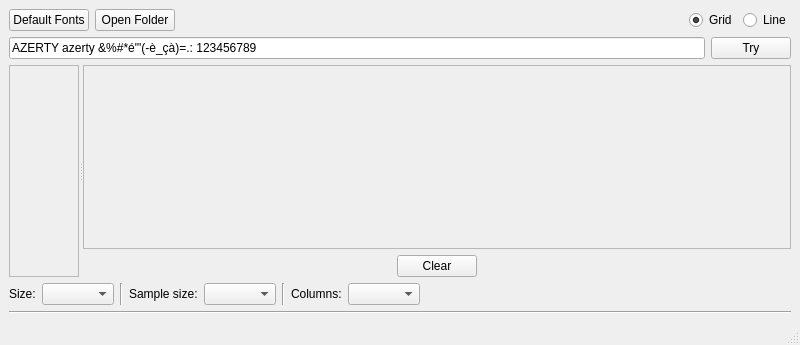
lbaudouin/FontInstaller, file mainwindowbase.ui: the form before one commit.
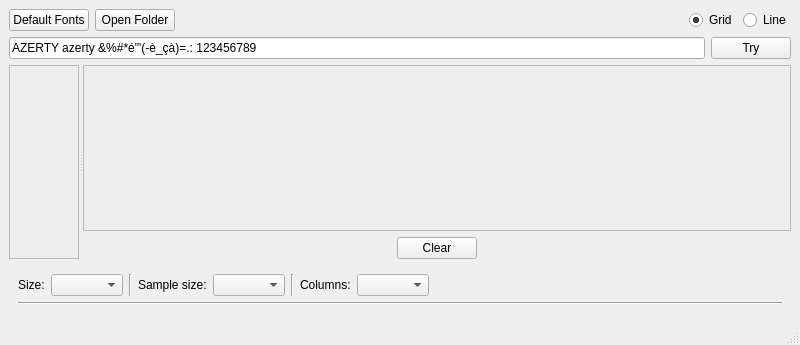
The form after the commit. Icons and pictures are not drawn.

Commit message: Display file by file

```diff
--- a/mainwindowbase.ui
+++ b/mainwindowbase.ui
@@ -18,7 +18,7 @@
     <normaloff>:/images/icon</normaloff>:/images/icon</iconset>
   </property>
   <widget class="QWidget" name="centralwidget">
-   <layout class="QVBoxLayout" name="verticalLayout">
+   <layout class="QVBoxLayout" name="verticalLayout_3">
     <item>
      <layout class="QHBoxLayout" name="inputLayout">
       <item>
@@ -106,8 +106,8 @@
          <rect>
           <x>0</x>
           <y>0</y>
-          <width>76</width>
-          <height>129</height>
+          <width>112</width>
+          <height>163</height>
          </rect>
         </property>
        </widget>
@@ -136,8 +136,8 @@
             <rect>
              <x>0</x>
              <y>0</y>
-             <width>678</width>
-             <height>76</height>
+             <width>642</width>
+             <height>110</height>
             </rect>
            </property>
           </widget>
@@ -191,6 +191,15 @@
      </widget>
     </item>
     <item>
+     <widget class="QWidget" name="optionsWidget" native="true">
+      <property name="sizePolicy">
+       <sizepolicy hsizetype="Minimum" vsizetype="Maximum">
+        <horstretch>0</horstretch>
+        <verstretch>0</verstretch>
+       </sizepolicy>
+      </property>
+      <layout class="QVBoxLayout" name="verticalLayout">
+       <item>
      <layout class="QHBoxLayout" name="optionLayout">
       <item>
        <widget class="QLabel" name="labelSize">
@@ -258,6 +267,9 @@
       </property>
      </widget>
     </item>
+      </layout>
+     </widget>
+    </item>
     <item>
      <layout class="QHBoxLayout" name="sampleLayout"/>
     </item>
```
Left out of the diff: 2 changed lines with no effect on the pictures. Lines whose indentation alone changed are shown as unchanged. The commit also changes 2 other files.
